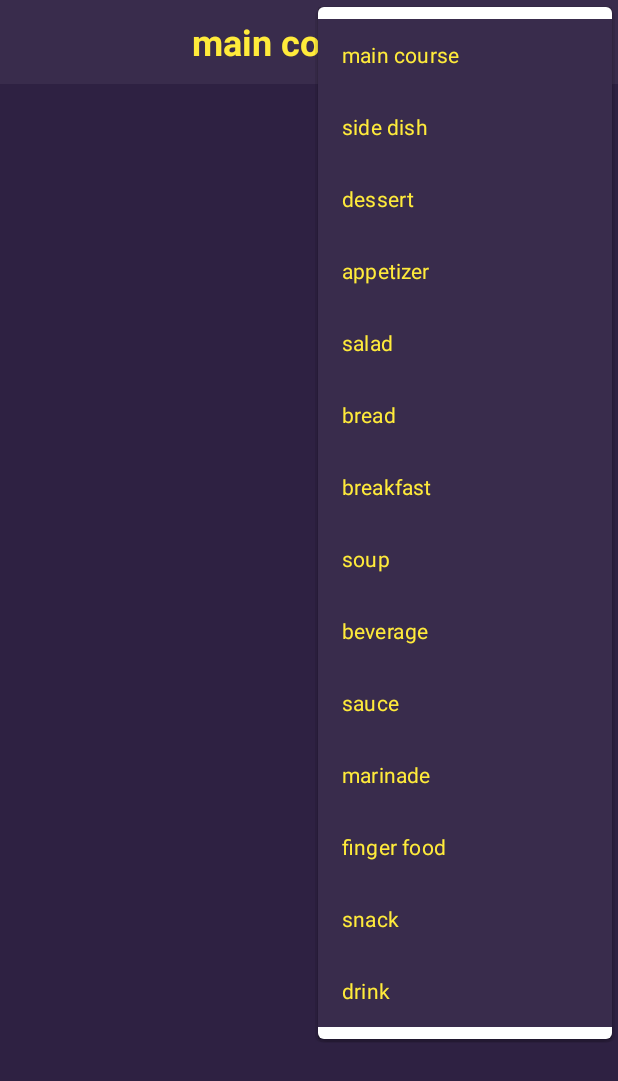
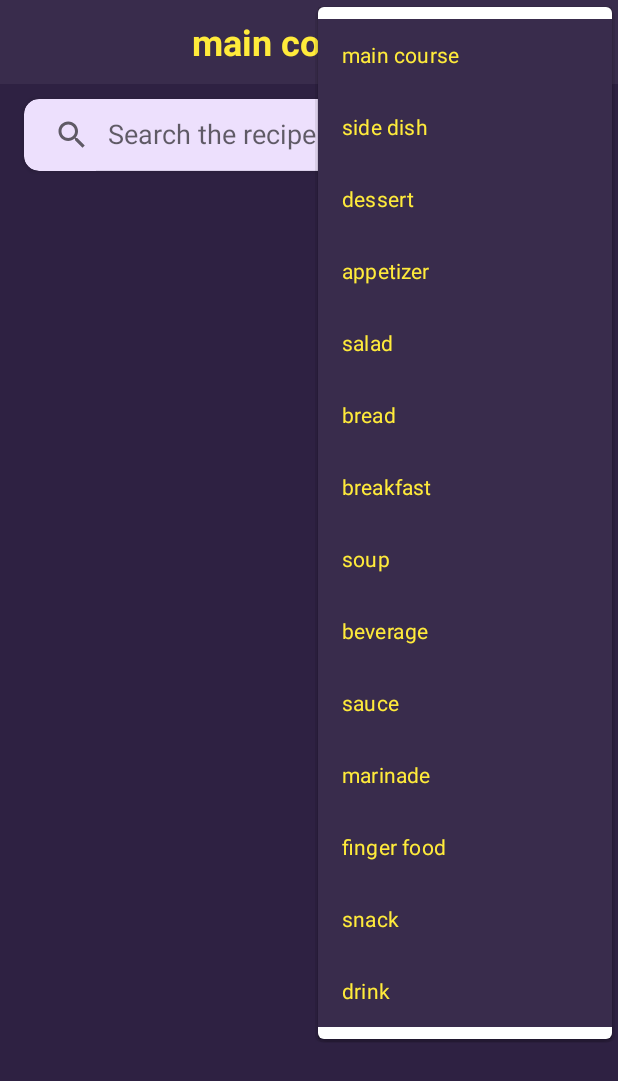
Before and after one commit to MohsenMashkour/FoodAppAlpha, an Android app: the screen it shows after launch (MainActivity), with the options menu open, on a phone screen of 412 x 824 dp. Shown: the top 1081 px of the screen. Run offline under Robolectric (Android 15) with nearby library versions, the phone set to English and light mode, and no system bars; our stand-ins replace Picasso; network calls fail; pictures from the network do not load; 1 statement that could not run was skipped.

Commit message:
search view

```diff
--- a/app/src/main/java/com/mkrdeveloper/foodappalpha/MainActivity.kt
+++ b/app/src/main/java/com/mkrdeveloper/foodappalpha/MainActivity.kt
@@ -7,6 +7,7 @@ import android.view.Menu
 import android.view.MenuItem
 import android.widget.TextView
 import android.widget.Toast
+import androidx.appcompat.widget.SearchView
 import androidx.recyclerview.widget.GridLayoutManager
 import androidx.recyclerview.widget.RecyclerView
 import com.mkrdeveloper.foodappalpha.adapters.recAdapter
@@ -16,6 +17,8 @@ import com.mkrdeveloper.foodappalpha.models.Recipes
 import kotlinx.coroutines.*
 import retrofit2.*
 import retrofit2.converter.gson.GsonConverterFactory
+import java.util.*
+import kotlin.collections.ArrayList
 
 const val BASE_URL = "https://api.spoonacular.com/"
 
@@ -31,6 +34,9 @@ class MainActivity : AppCompatActivity() {
 
     private lateinit var tvMain: TextView
     private lateinit var tvLabel: TextView
+
+    private lateinit var searchView: SearchView
+    private lateinit var recAdapter: recAdapter
 
     override fun onCreate(savedInstanceState: Bundle?) {
         super.onCreate(savedInstanceState)
@@ -50,6 +56,45 @@ class MainActivity : AppCompatActivity() {
         tvLabel = findViewById(R.id.tv_label)
 
 
+        recAdapter = recAdapter(itemArrayList)
+
+        searchView = findViewById(R.id.searchView)
+
+        searchView.setOnQueryTextListener(object : SearchView.OnQueryTextListener {
+            override fun onQueryTextSubmit(query: String?): Boolean {
+
+
+                if (query != null) {
+                    tags = query
+                }
+                RequestManager(applicationContext, tags).getRandomRecipes(listener)
+                return true
+            }
+
+            override fun onQueryTextChange(newText: String?): Boolean {
+
+
+                val searchList = ArrayList<Recipes>()
+
+                if (newText != null){
+                    for (i in itemArrayList){
+                        if (i.title.lowercase(Locale.ROOT).contains(newText)){
+                            searchList.add(i)
+                        }
+                    }
+                    if (searchList.isEmpty()){
+                        Toast.makeText(this@MainActivity, "No data",Toast.LENGTH_LONG).show()
+                    }else{
+
+                        recAdapter.onSearchApplied(searchList)
+                    }
+                }
+                return true
+            }
+
+        })
+
+
         // getData()
 
         listener = object : RandomRecipeResponseListener {
@@ -66,7 +111,9 @@ class MainActivity : AppCompatActivity() {
 
 
                 withContext(Dispatchers.Main) {
-                    recView.adapter = recAdapter(itemArrayList)
+
+                    recAdapter = recAdapter(itemArrayList)
+                    recView.adapter = recAdapter
                 }
 
             }
--- a/app/src/main/res/layout/activity_main.xml
+++ b/app/src/main/res/layout/activity_main.xml
@@ -4,27 +4,50 @@
     xmlns:tools="http://schemas.android.com/tools"
     android:layout_width="match_parent"
     android:layout_height="match_parent"
-    tools:context=".MainActivity"
-    android:background="@color/purple_900">
+    android:background="@color/purple_900"
+    tools:context=".MainActivity">
+
+    <androidx.cardview.widget.CardView
+        android:id="@+id/cardView"
+        android:layout_width="match_parent"
+        android:layout_height="wrap_content"
+        android:layout_marginStart="16dp"
+        android:layout_marginTop="10dp"
+        android:layout_marginEnd="16dp"
+        android:elevation="8dp"
+        app:cardBackgroundColor="@color/purple_200"
+        app:cardCornerRadius="10dp"
+        app:layout_constraintEnd_toEndOf="parent"
+        app:layout_constraintStart_toStartOf="parent"
+        app:layout_constraintTop_toBottomOf="@+id/toolbar">
+
+        <androidx.appcompat.widget.SearchView
+            android:id="@+id/searchView"
+            android:backgroundTint="@android:color/transparent"
+            android:layout_width="match_parent"
+            android:layout_height="wrap_content"
+            app:iconifiedByDefault="false"
+            app:queryHint="Search the recipe name..." />
+    </androidx.cardview.widget.CardView>
 
     <androidx.appcompat.widget.Toolbar
-        android:background="@color/purple_500"
         android:id="@+id/toolbar"
         android:layout_width="0dp"
         android:layout_height="?attr/actionBarSize"
+        android:background="@color/purple_500"
         app:layout_constraintEnd_toEndOf="parent"
         app:layout_constraintStart_toStartOf="parent"
-        app:layout_constraintTop_toTopOf="parent" >
+        app:layout_constraintTop_toTopOf="parent">
 
         <TextView
             android:id="@+id/tv_label"
-            android:textColor="@color/yellow"
             android:layout_width="match_parent"
             android:layout_height="match_parent"
+            android:gravity="center"
             android:text="@string/main_course"
+            android:textColor="@color/yellow"
             android:textSize="24sp"
-            android:textStyle="bold"
-            android:gravity="center"/>
+            android:textStyle="bold" />
     </androidx.appcompat.widget.Toolbar>
 
     <androidx.recyclerview.widget.RecyclerView
@@ -35,8 +58,8 @@
         app:layout_constraintBottom_toBottomOf="parent"
         app:layout_constraintEnd_toEndOf="parent"
         app:layout_constraintStart_toStartOf="parent"
-        app:layout_constraintTop_toBottomOf="@+id/toolbar"
-        tools:listitem="@layout/rec_item"/>
+        app:layout_constraintTop_toBottomOf="@+id/cardView"
+        tools:listitem="@layout/rec_item" />
 
     <TextView
         android:id="@+id/tvMain"
@@ -48,4 +71,5 @@
         app:layout_constraintEnd_toEndOf="parent"
         app:layout_constraintStart_toStartOf="parent"
         app:layout_constraintTop_toTopOf="parent" />
+
 </androidx.constraintlayout.widget.ConstraintLayout>
--- a/build.gradle
+++ b/build.gradle
@@ -1,6 +1,6 @@
 // Top-level build file where you can add configuration options common to all sub-projects/modules.
 plugins {
-    id 'com.android.application' version '7.3.1' apply false
-    id 'com.android.library' version '7.3.1' apply false
+    id 'com.android.application' version '7.4.0' apply false
+    id 'com.android.library' version '7.4.0' apply false
     id 'org.jetbrains.kotlin.android' version '1.7.20' apply false
 }
```
Also changed, not shown: app/build.gradle (+4 -4 lines), app/src/main/java/com/mkrdeveloper/foodappalpha/adapters/recAdapter.kt (+6 -1 lines), gradle/wrapper/gradle-wrapper.properties.
